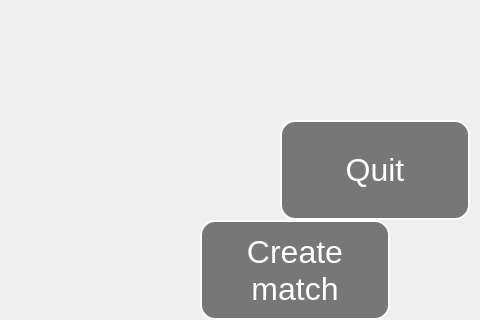
Before: the Qt Designer form client_src/QT/client_lobby.ui in Taller-de-Programacion-1-1C2024-GRUPO1/TP-Jazz-Jackrabbit-2, drawn with Qt 5; both pictures show x 320 to 800 and y 280 to 600 of the 800 by 600 pixel window.
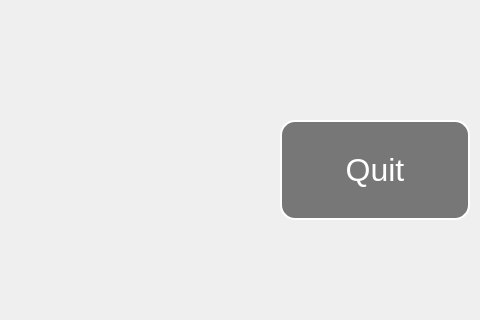
After: the same form once the commit is applied.

What changed in the file:
```diff
--- a/client_src/QT/client_lobby.ui
+++ b/client_src/QT/client_lobby.ui
@@ -93,34 +93,6 @@
      <string>Quit</string>
     </property>
    </widget>
-   <widget class="QPushButton" name="btnCreateMatch_2">
-    <property name="geometry">
-     <rect>
-      <x>520</x>
-      <y>500</y>
-      <width>190</width>
-      <height>100</height>
-     </rect>
-    </property>
-    <property name="font">
-     <font>
-      <pointsize>24</pointsize>
-      <italic>false</italic>
-      <bold>false</bold>
-     </font>
-    </property>
-    <property name="styleSheet">
-     <string notr="true">color: white; 
-background-color: rgba(0, 0, 0, 128); 
-border: 2px solid white; 
-border-radius: 15px;
-padding: 5px; </string>
-    </property>
-    <property name="text">
-     <string>Create 
-match</string>
-    </property>
-   </widget>
   </widget>
  </widget>
  <resources/>
```
